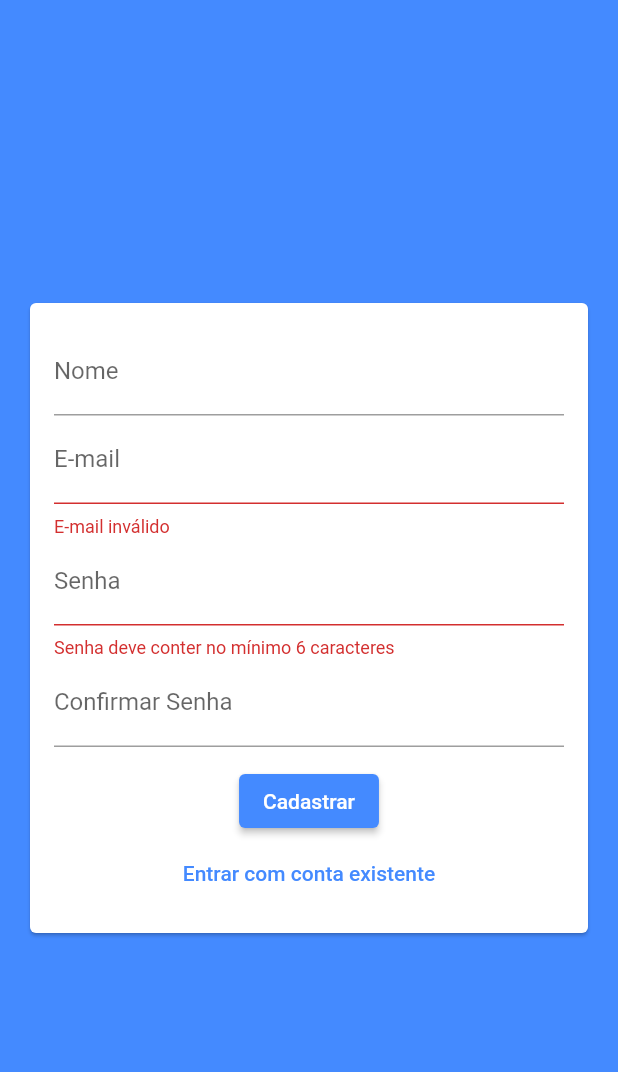
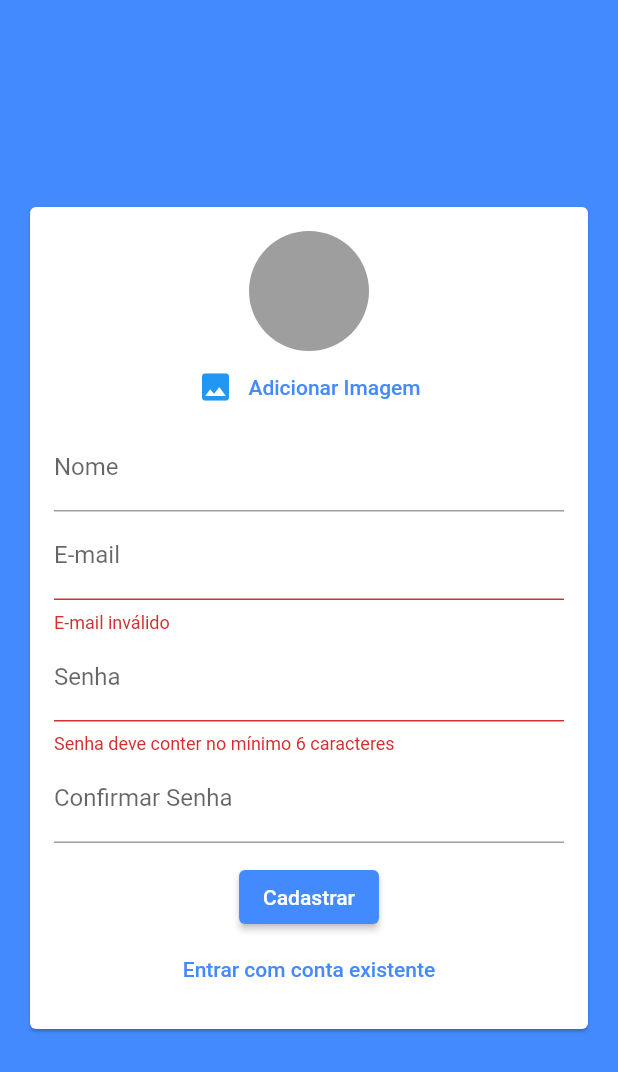
Before and after one commit to WellysonP/chat, a Flutter app: the screen it shows after launch, after a tap on "Entrar", after a tap on "Criar uma nova conta", on a phone screen of 412 x 824 dp. Shown: the top 1072 px of the screen. Run offline on Flutter 3.47's test engine with Material 2 defaults, Android fonts, the phone set to English and light mode, and no system bars; our stand-ins replace image_picker.

Commit message:
Adicionado Image_picker, feito configuração para mostrar avatar na tela de login

```diff
--- a/lib/components/auth_form.dart
+++ b/lib/components/auth_form.dart
@@ -1,3 +1,6 @@
+import 'dart:io';
+
+import 'package:chat/components/user_image_picker.dart';
 import 'package:chat/models/auth_form_data.dart';
 import 'package:flutter/cupertino.dart';
 import 'package:flutter/material.dart';
@@ -18,13 +21,29 @@ class AuthForm extends StatefulWidget {
 
 class _AuthFormState extends State<AuthForm> {
   final _formKey = GlobalKey<FormState>();
+  // final _passwordController = TextEditingController();
   final _formData = AuthFormData();
+
+  void _showError(String msg) {
+    ScaffoldMessenger.of(context).showSnackBar(SnackBar(
+      content: Text(msg),
+      backgroundColor: Theme.of(context).errorColor,
+    ));
+  }
 
   void _submit() {
     final isValid = _formKey.currentState?.validate() ?? false;
     if (!isValid) return;
 
+    if (_formData.image == null && _formData.isSingUp) {
+      return _showError("Imagem não selecionada");
+    }
+
     widget.onSubmit(_formData);
+  }
+
+  void _handlerImagePick(File image) {
+    _formData.image = image;
   }
 
   @override
@@ -37,6 +56,8 @@ class _AuthFormState extends State<AuthForm> {
           key: _formKey,
           child: Column(
             children: [
+              if (_formData.isSingUp)
+                UserImagePicker(onImagePick: _handlerImagePick),
               if (_formData.isSingUp)
                 TextFormField(
                   key: ValueKey("name"),
@@ -70,6 +91,7 @@ class _AuthFormState extends State<AuthForm> {
                 onChanged: (password) => _formData.password = password,
                 decoration: InputDecoration(labelText: "Senha"),
                 obscureText: true,
+                // controller: _passwordController,
                 validator: (_password) {
                   final password = _password ?? "";
                   if (password.length < 6) {
@@ -82,6 +104,15 @@ class _AuthFormState extends State<AuthForm> {
                 TextFormField(
                   decoration: InputDecoration(labelText: "Confirmar Senha"),
                   obscureText: true,
+                  // validator: _formData.isLogin
+                  //     ? null
+                  //     : (_password) {
+                  //         final password = _password ?? "";
+                  //         if (password != _passwordController) {
+                  //           return "Senhas informadas não conferem";
+                  //         }
+                  //         return null;
+                  //       },
                 ),
               SizedBox(height: 12),
               ElevatedButton(
--- /dev/null
+++ b/lib/components/user_image_picker.dart
@@ -0,0 +1,68 @@
+import 'dart:io';
+
+import 'package:flutter/cupertino.dart';
+import 'package:flutter/material.dart';
+import 'package:flutter/src/foundation/key.dart';
+import 'package:flutter/src/widgets/framework.dart';
+import 'package:image_picker/image_picker.dart';
+
+class UserImagePicker extends StatefulWidget {
+  final void Function(File image) onImagePick;
+  const UserImagePicker({
+    Key? key,
+    required this.onImagePick,
+  }) : super(key: key);
+
+  @override
+  State<UserImagePicker> createState() => _UserImagePickerState();
+}
+
+class _UserImagePickerState extends State<UserImagePicker> {
+  File? _image;
+
+  Future<void> _pickImage() async {
+    final picker = ImagePicker();
+    final pickedImage = await picker.pickImage(
+      source: ImageSource.gallery,
+      imageQuality: 50,
+      maxWidth: 150,
+    );
+
+    if (pickedImage != null) {
+      setState(() {
+        _image = File(pickedImage.path);
+      });
+
+      widget.onImagePick(_image!);
+    }
+  }
+
+  @override
+  Widget build(BuildContext context) {
+    return Column(
+      children: [
+        CircleAvatar(
+          radius: 40,
+          backgroundColor: Colors.grey,
+          backgroundImage: _image != null ? FileImage(_image!) : null,
+        ),
+        TextButton(
+          onPressed: _pickImage,
+          child: Row(
+            mainAxisAlignment: MainAxisAlignment.center,
+            children: [
+              Icon(
+                Icons.image,
+                color: Theme.of(context).primaryColor,
+              ),
+              SizedBox(
+                width: 10,
+              ),
+              Text("Adicionar Imagem")
+            ],
+          ),
+        )
+      ],
+    );
+  }
+}
--- a/pubspec.yaml
+++ b/pubspec.yaml
@@ -34,6 +34,8 @@ dependencies:
   # The following adds the Cupertino Icons font to your application.
   # Use with the CupertinoIcons class for iOS style icons.
   cupertino_icons: ^1.0.2
+  image_picker: ^0.8.5+3
+  provider: ^6.0.3
 
 dev_dependencies:
   flutter_test:
```
Also changed, not shown: pubspec.lock, 1 other file.
